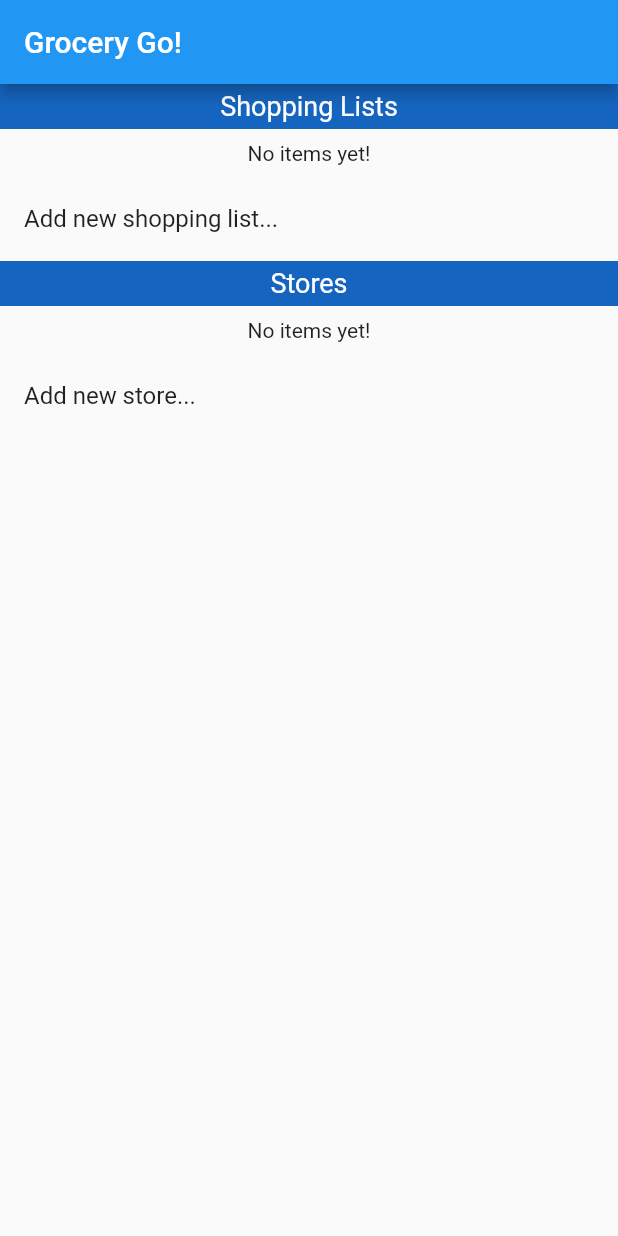
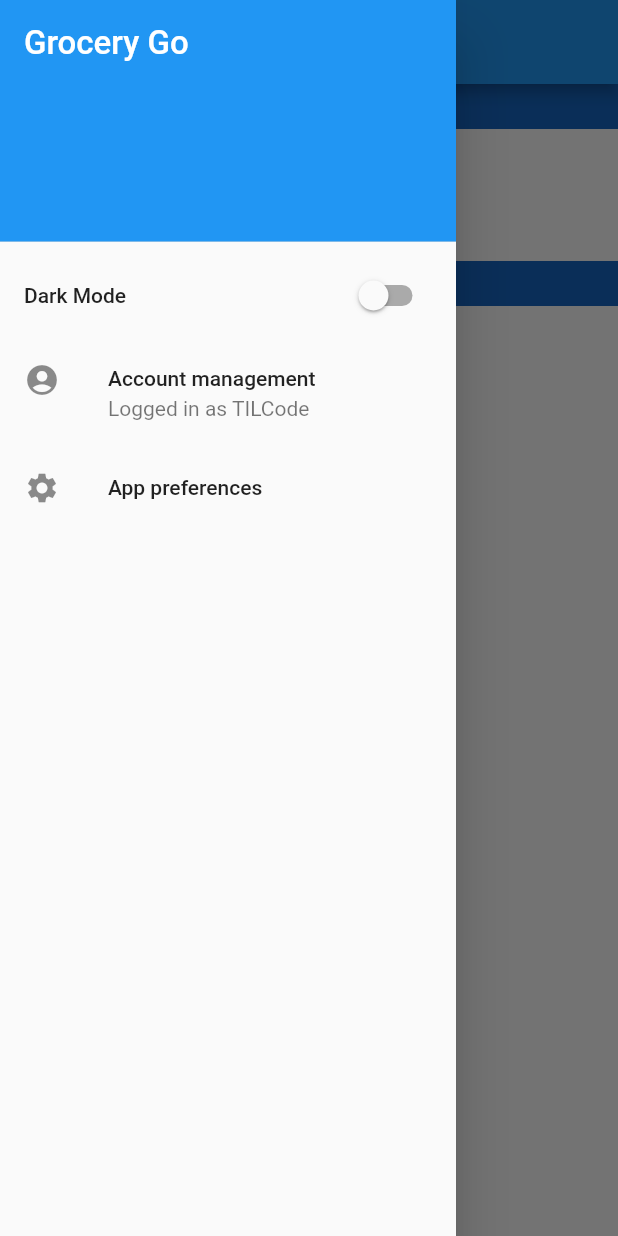
Before and after one commit to manderly/grocery_go, a Flutter app: the screen it shows after launch, with the side drawer open (before the commit the screen has no drawer), on a phone screen of 412 x 824 dp. Run offline on Flutter 3.47's test engine with Material 2 defaults, Android fonts, the phone set to English and light mode, and no system bars; our stand-ins replace cloud_firestore, timeago; accounts and stored records are empty.

Commit message:
User can now toggle light/dark mode

```diff
--- a/lib/main.dart
+++ b/lib/main.dart
@@ -18,7 +18,21 @@ import './db/database_manager.dart';
 
 void main() => runApp(GroceryGoApp());
 
-class GroceryGoApp extends StatelessWidget {
+class GroceryGoApp extends StatefulWidget {
+
+  @override
+  _GroceryGoAppState createState() => _GroceryGoAppState();
+}
+
+class _GroceryGoAppState extends State<GroceryGoApp> {
+
+  bool darkTheme = false;
+
+  void toggleTheme(bool value) {
+    setState(() {
+      darkTheme = !darkTheme;
+    });
+  }
 
   @override
   Widget build(BuildContext context) {
@@ -35,24 +49,28 @@ class GroceryGoApp extends StatelessWidget {
 
     return MaterialApp(
       routes: routes,
-      theme: ThemeData(
-        primarySwatch: Colors.blue,
-      ),
-      home: MainPage(title: 'Grocery Go!'),
+      theme: darkTheme ? ThemeData.dark() : ThemeData.light(),
+      home: MainPage(darkTheme: darkTheme, toggleTheme: toggleTheme),
     );
   }
 }
 
 class MainPage extends StatefulWidget {
-  MainPage({Key key, this.title}) : super(key: key);
+  final darkTheme;
+  final toggleTheme;
 
-  final String title;
+  MainPage({Key key, this.darkTheme, this.toggleTheme}) : super(key: key);
 
   @override
-  _MainPageState createState() => _MainPageState();
+  _MainPageState createState() => _MainPageState(darkTheme: darkTheme, toggleTheme: toggleTheme);
 }
 
 class _MainPageState extends State<MainPage> {
+
+  final darkTheme;
+  final toggleTheme;
+
+  _MainPageState({this.darkTheme, this.toggleTheme});
 
   final DatabaseManager db = DatabaseManager();
 
@@ -76,7 +94,40 @@ class _MainPageState extends State<MainPage> {
 
     return Scaffold(
       appBar: AppBar(
-        title: Text(widget.title),
+        title: Text('Grocery Go'),
+      ),
+      drawer: Drawer(
+        child: ListView(
+          padding: EdgeInsets.zero,
+          children: <Widget>[
+            DrawerHeader(
+              decoration: BoxDecoration(
+                color: Colors.blue,
+              ),
+              child: Text(
+                'Grocery Go',
+                style: TextStyle(
+                  color: Colors.white,
+                  fontSize: 22,
+                ),
+              ),
+            ),
+            SwitchListTile(
+              title: Text('Dark Mode'),
+              value: darkTheme,
+              onChanged: toggleTheme,
+            ),
+            ListTile(
+              leading: Icon(Icons.account_circle),
+              title: Text('Account management'),
+              subtitle: Text('Logged in as TILCode')
+            ),
+            ListTile(
+              leading: Icon(Icons.settings),
+              title: Text('App preferences'),
+            ),
+          ],
+        ),
       ),
       body: LayoutBuilder(
         builder: (BuildContext context, BoxConstraints viewportConstraints) {
```
